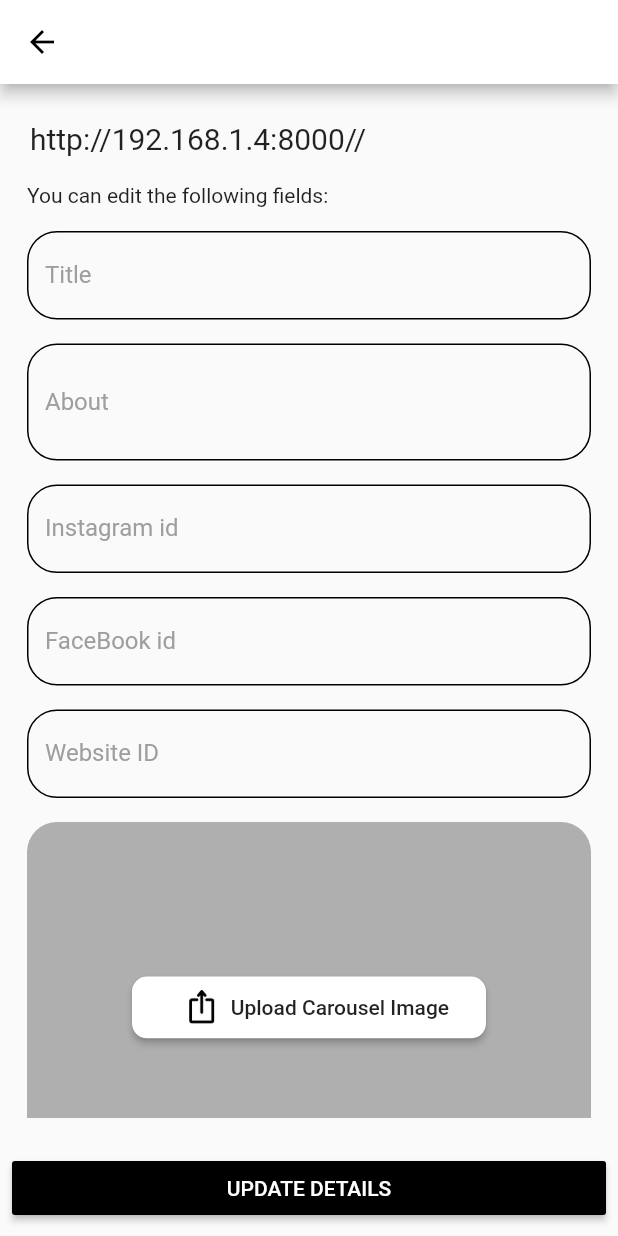
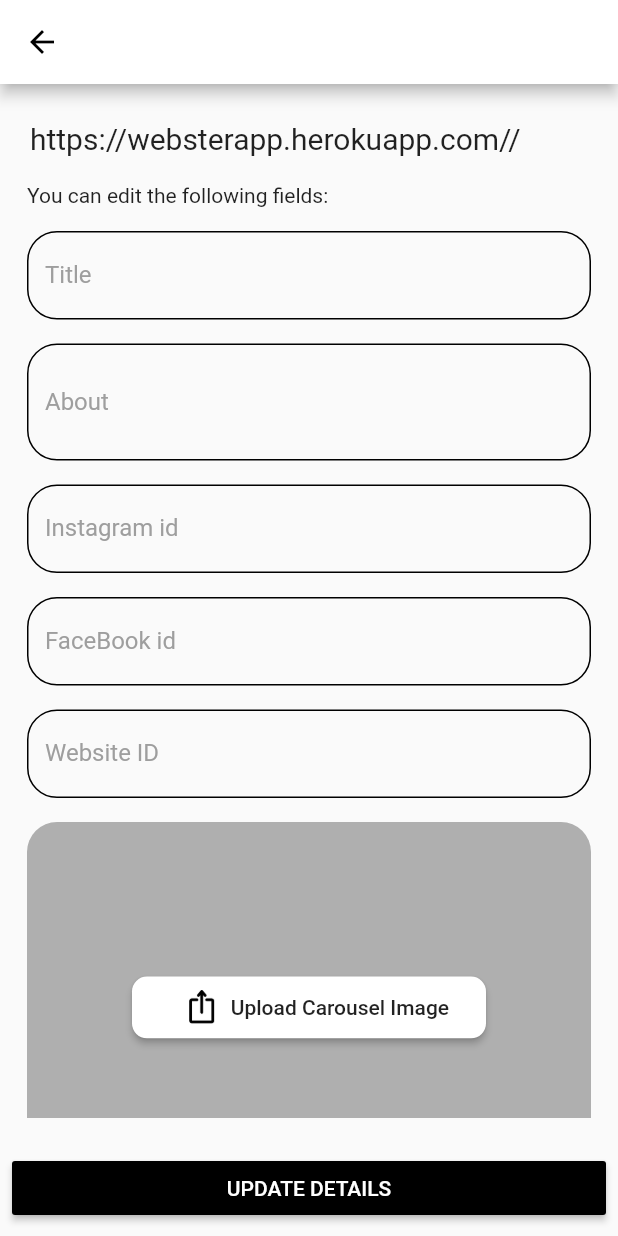
Before and after one commit to cd-hack/webster-flutter, a Flutter app: the EditableForm screen opened directly with empty values, on a phone screen of 412 x 824 dp. Run offline on Flutter 3.47's test engine with Material 2 defaults, Android fonts, the light colour scheme and no system bars; our stand-ins replace dio, email_validator, flutter_speed_dial, google_fonts, image_picker, lazy_load_scrollview and 2 more; missing offline and left inert: dart:ffi, flutter_sparkline; accounts and stored records are empty; network calls fail; Roboto replaces fonts that are missing (Hind); statements that could not run were skipped.

Commit message:
link change

```diff
--- a/lib/pages/add-category-page.dart
+++ b/lib/pages/add-category-page.dart
@@ -35,7 +35,7 @@ class _AddCategoryPageState extends State<AddCategoryPage> {
 
   Future<bool> _addCategory(List<String> cat, String token, int wid) async {
     try {
-      final url = 'http://192.168.1.4:8000/client/category/$wid/';
+      final url = 'https://websterapp.herokuapp.com/client/category/$wid/';
       final response = await http.post(url,
           body: json.encode({"category": cat}),
           headers: {
@@ -54,7 +54,7 @@ class _AddCategoryPageState extends State<AddCategoryPage> {
 
   Future<bool> _fetchProducts(String token, String wid) async {
     try {
-      final url = 'http://192.168.1.4:8000/client/fetchproducts/$wid/';
+      final url = 'https://websterapp.herokuapp.com/client/fetchproducts/$wid/';
       final response =
           await http.post(url, headers: {"Authorization": "Token $token"});
       final jresponse = json.decode(response.body) as Map;
--- a/lib/pages/add-more-datials-form-page.dart
+++ b/lib/pages/add-more-datials-form-page.dart
@@ -28,7 +28,7 @@ class _AddMoreDetailsPageState extends State<AddMoreDetailsPage> {
   }
 
   Future<Map> _uploadImage(Map userdetails, String token) async {
-    final url = 'http://192.168.1.4:8000/client/website/';
+    final url = 'https://websterapp.herokuapp.com/client/website/';
     try {
       Dio dio = new Dio();
       String date = DateTime.now().toString();
--- a/lib/pages/add-new-form-page.dart
+++ b/lib/pages/add-new-form-page.dart
@@ -46,7 +46,7 @@ class _FormPageState extends State<FormPage> {
   }
 
   Future<Map> _uploadImage(Map userdetails, String token) async {
-    final url = 'http://192.168.1.4:8000/client/website/';
+    final url = 'https://websterapp.herokuapp.com/client/website/';
     try {
       Dio dio = new Dio();
       FormData formdata = FormData.fromMap({
--- a/lib/pages/change-accountdetailsPage.dart
+++ b/lib/pages/change-accountdetailsPage.dart
@@ -19,7 +19,7 @@ class _ChangeAccountDetailsState extends State<ChangeAccountDetails> {
   bool _isloading = false, _isValid = false;
   Future<bool> _updateAccountDetails(
       String accNo, String ifsc, int wid, String password, String token) async {
-    final url = 'http://192.168.1.4:8000/client/user/$wid/';
+    final url = 'https://websterapp.herokuapp.com/client/user/$wid/';
     try {
       final response = await http.patch(url,
           body: {"accNo": accNo, "ifsc": ifsc, "password": password},
--- a/lib/pages/change-phonepage.dart
+++ b/lib/pages/change-phonepage.dart
@@ -19,7 +19,7 @@ class _ChangePhoneState extends State<ChangePhone> {
   bool _isloading = false, _isValid = false;
   Future<bool> _updatePhone(
       String phone, int wid, String password, String token) async {
-    final url = 'http://192.168.1.4:8000/client/user/$wid/';
+    final url = 'https://websterapp.herokuapp.com/client/user/$wid/';
     try {
       final response = await http.patch(url,
           body: {"phone": phone, "password": password},
--- a/lib/pages/changeEmailPage.dart
+++ b/lib/pages/changeEmailPage.dart
@@ -20,7 +20,7 @@ class _ChangeEmailState extends State<ChangeEmail> {
   bool _isloading = false, _isValid = false;
   Future<bool> _updateEmail(
       String email, int wid, String password, String token) async {
-    final url = 'http://192.168.1.4:8000/client/user/$wid/';
+    final url = 'https://websterapp.herokuapp.com/client/user/$wid/';
     try {
       final response = await http.patch(url,
           body: {"email": email, "password": password},
--- a/lib/pages/dashboard-page.dart
+++ b/lib/pages/dashboard-page.dart
@@ -15,7 +15,7 @@ class DashBoard extends StatelessWidget {
 
   Future<Map> _fetchDashboard(String email, String token) async {
     Map ret = {};
-    final url = 'http://192.168.1.4:8000/client/user/?email=$email';
+    final url = 'https://websterapp.herokuapp.com/client/user/?email=$email';
     print(url);
     try {
       final response = await http.get(url);
@@ -28,7 +28,7 @@ class DashBoard extends StatelessWidget {
       if (jresponse[0]['websites_owned'].length == 0)
         throw "Currently you don't own any websites,\nCreate one by tapping the plus button below!";
       final websiteid = jresponse[0]['websites_owned'][0];
-      final dashurl = 'http://192.168.1.4:8000/client/dashboard/$websiteid/';
+      final dashurl = 'https://websterapp.herokuapp.com/client/dashboard/$websiteid/';
       final dashres =
           await http.post(dashurl, headers: {'Authorization': 'Token $token'});
       final dashjres = json.decode(dashres.body);
--- a/lib/pages/editable-form-page.dart
+++ b/lib/pages/editable-form-page.dart
@@ -29,7 +29,7 @@ class _EditableFormState extends State<EditableForm> {
   }
 
   Future<void> _editWebsite(Map<String, dynamic> args, String token) async {
-    final url = 'http://192.168.1.4:8000/client/website/${args['id']}/';
+    final url = 'https://websterapp.herokuapp.com/client/website/${args['id']}/';
     print(args);
     try {
       var response, jresponse;
@@ -129,7 +129,7 @@ class _EditableFormState extends State<EditableForm> {
                 Padding(
                     padding: EdgeInsets.all(10),
                     child: Text(
-                      'http://192.168.1.4:8000/${args['websiteid']}/',
+                      'https://websterapp.herokuapp.com/${args['websiteid']}/',
                       style: TextStyle(fontSize: 20),
                     )),
                 Padding(
--- a/lib/pages/my-websites-page.dart
+++ b/lib/pages/my-websites-page.dart
@@ -10,7 +10,7 @@ import '../widgets/alert-box.dart';
 
 class MyWebsitesPage extends StatelessWidget {
   Future<List> _fetchWebsites(String token) async {
-    const url = 'http://192.168.1.4:8000/client/websitelist/';
+    const url = 'https://websterapp.herokuapp.com/client/websitelist/';
     try {
       final response =
           await http.get(url, headers: {'Authorization': 'Token $token'});
--- a/lib/pages/newproduct-page.dart
+++ b/lib/pages/newproduct-page.dart
@@ -27,7 +27,7 @@ class _AddProductState extends State<AddProduct> {
   List cat;
 
   Future<Map> _getSiteInfo(int wid, String token) async {
-    final url = 'http://192.168.1.4:8000/client/website/$wid/';
+    final url = 'https://websterapp.herokuapp.com/client/website/$wid/';
     try {
       final response =
           await http.get(url, headers: {'Authorization': 'Token $token'});
--- a/lib/pages/productPreviewPage.dart
+++ b/lib/pages/productPreviewPage.dart
@@ -12,7 +12,7 @@ class ProductPreviewPage extends StatefulWidget {
 
 class _ProductPreviewPageState extends State<ProductPreviewPage> {
   Future<Map> _fetchProductDetail(int id) async {
-    final url = 'http://192.168.1.4:8000/client/productdetail/$id';
+    final url = 'https://websterapp.herokuapp.com/client/productdetail/$id';
     try {
       final response = await http.get(url);
       final jresponse = json.decode(response.body);
--- a/lib/pages/productlist-page.dart
+++ b/lib/pages/productlist-page.dart
@@ -23,7 +23,7 @@ class _ProductListState extends State<ProductList> {
   bool _isloading = true, _get = false;
   List<Map> posts = [];
 
-  String next = "http://192.168.1.4:8000/client/productlist/", email, token;
+  String next = "https://websterapp.herokuapp.com/client/productlist/", email, token;
 
   Future _fetchProducts() async {
     print(next);
@@ -47,7 +47,7 @@ class _ProductListState extends State<ProductList> {
 
   Future<bool> _fetchProductsFromInstagram(String token) async {
     if (wid == null) return false;
-    final url = 'http://192.168.1.4:8000/client/fetchproducts/$wid/';
+    final url = 'https://websterapp.herokuapp.com/client/fetchproducts/$wid/';
     try {
       final response =
           await http.post(url, headers: {'Authorization': 'Token $token'});
@@ -70,7 +70,7 @@ class _ProductListState extends State<ProductList> {
     if (!_get) {
       email = Provider.of<Auth>(context, listen: false).email;
       token = Provider.of<Auth>(context, listen: false).token;
-      final url = 'http://192.168.1.4:8000/client/user/?email=$email';
+      final url = 'https://websterapp.herokuapp.com/client/user/?email=$email';
       final res = await http.get(
         url,
       );
--- a/lib/pages/profile-page.dart
+++ b/lib/pages/profile-page.dart
@@ -11,7 +11,7 @@ import './changeEmailPage.dart';
 
 class ProfilePage extends StatelessWidget {
   Future<Map> _fetchUser(String email) async {
-    final url = 'http://192.168.1.4:8000/client/user/?email=$email';
+    final url = 'https://websterapp.herokuapp.com/client/user/?email=$email';
     try {
       final response = await http.get(url);
       final jresponse = json.decode(response.body) as List;
--- a/lib/providers/auth.dart
+++ b/lib/providers/auth.dart
@@ -18,7 +18,7 @@ class Auth with ChangeNotifier {
   }
 
   Future<bool> login(String email, String password) async {
-    final url = 'http://192.168.1.4:8000/client/login/';
+    final url = 'https://websterapp.herokuapp.com/client/login/';
     try {
       final response =
           await http.post(url, body: {'username': email, 'password': password});
@@ -45,7 +45,7 @@ class Auth with ChangeNotifier {
       String accNo,
       String ifsc,
       String phone}) async {
-    const url = 'http://192.168.1.4:8000/client/user/';
+    const url = 'https://websterapp.herokuapp.com/client/user/';
     try {
       print({
         'email': email,
```
